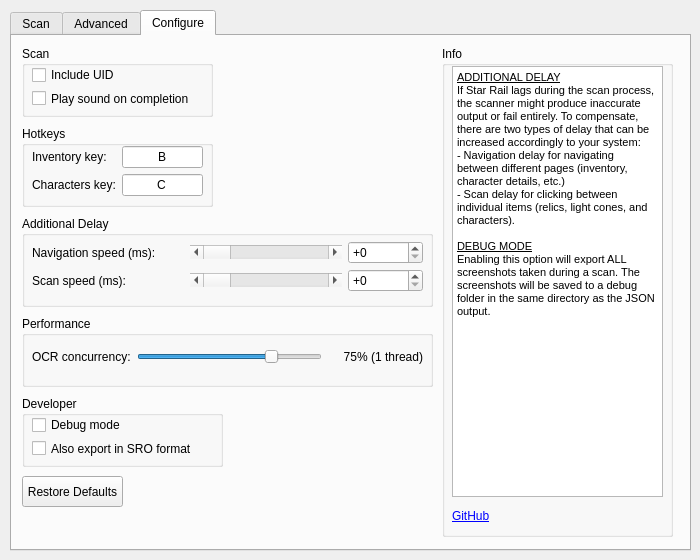
The window that src/ui/hsr_scanner.ui (kel-z/HSR-Scanner) describes before a commit, drawn with Qt 5.
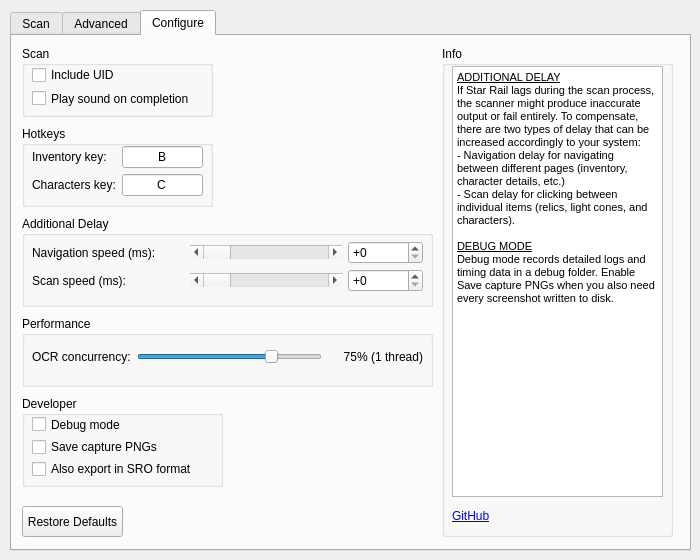
The same window after the commit. The open tabs and pages were chosen to show the change. Custom widgets are drawn as their Qt base class.

Commit message: chore: add capture diagnostics controls

What changed in the file:
```diff
--- a/src/ui/hsr_scanner.ui
+++ b/src/ui/hsr_scanner.ui
@@ -909,7 +909,7 @@
         <x>10</x>
         <y>360</y>
         <width>201</width>
-        <height>71</height>
+        <height>91</height>
        </rect>
       </property>
       <property name="title">
@@ -921,7 +921,7 @@
          <x>10</x>
          <y>20</y>
          <width>181</width>
-         <height>41</height>
+         <height>61</height>
         </rect>
        </property>
        <layout class="QVBoxLayout" name="verticalLayout_2">
@@ -935,6 +935,16 @@
           </property>
          </widget>
         </item>
+        <item>
+         <widget class="QCheckBox" name="checkBoxDebugSaveCaptures">
+          <property name="toolTip">
+           <string>Save every screenshot capture as a PNG in debug mode</string>
+          </property>
+          <property name="text">
+           <string>Save capture PNGs</string>
+          </property>
+         </widget>
+        </item>
         <item>
          <widget class="QCheckBox" name="checkBoxSroFormat">
           <property name="toolTip">
@@ -1228,7 +1238,7 @@
 &lt;p style=&quot; margin-top:0px; margin-bottom:0px; margin-left:0px; margin-right:0px; -qt-block-indent:0; text-indent:0px;&quot;&gt;- Scan delay for clicking between individual items (relics, light cones, and characters).&lt;/p&gt;
 &lt;p style=&quot;-qt-paragraph-type:empty; margin-top:0px; margin-bottom:0px; margin-left:0px; margin-right:0px; -qt-block-indent:0; text-indent:0px;&quot;&gt;&lt;br /&gt;&lt;/p&gt;
 &lt;p style=&quot; margin-top:0px; margin-bottom:0px; margin-left:0px; margin-right:0px; -qt-block-indent:0; text-indent:0px;&quot;&gt;&lt;span style=&quot; font-size:8.25pt; text-decoration: underline;&quot;&gt;DEBUG MODE&lt;/span&gt;&lt;/p&gt;
-&lt;p style=&quot; margin-top:0px; margin-bottom:0px; margin-left:0px; margin-right:0px; -qt-block-indent:0; text-indent:0px;&quot;&gt;&lt;span style=&quot; font-size:8.25pt;&quot;&gt;Enabling this option will export ALL screenshots taken during a scan. The screenshots will be saved to a debug folder in the same directory as the JSON output.&lt;/span&gt;&lt;/p&gt;&lt;/body&gt;&lt;/html&gt;</string>
+&lt;p style=&quot; margin-top:0px; margin-bottom:0px; margin-left:0px; margin-right:0px; -qt-block-indent:0; text-indent:0px;&quot;&gt;&lt;span style=&quot; font-size:8.25pt;&quot;&gt;Debug mode records detailed logs and timing data in a debug folder. Enable Save capture PNGs when you also need every screenshot written to disk.&lt;/span&gt;&lt;/p&gt;&lt;/body&gt;&lt;/html&gt;</string>
        </property>
       </widget>
       <widget class="QLabel" name="label_16">
@@ -1255,7 +1265,7 @@
       <property name="geometry">
        <rect>
         <x>10</x>
-        <y>440</y>
+        <y>470</y>
         <width>101</width>
         <height>31</height>
        </rect>
```
Left out of the diff: 2 changed lines with no effect on the pictures. The commit also changes 12 other files.
